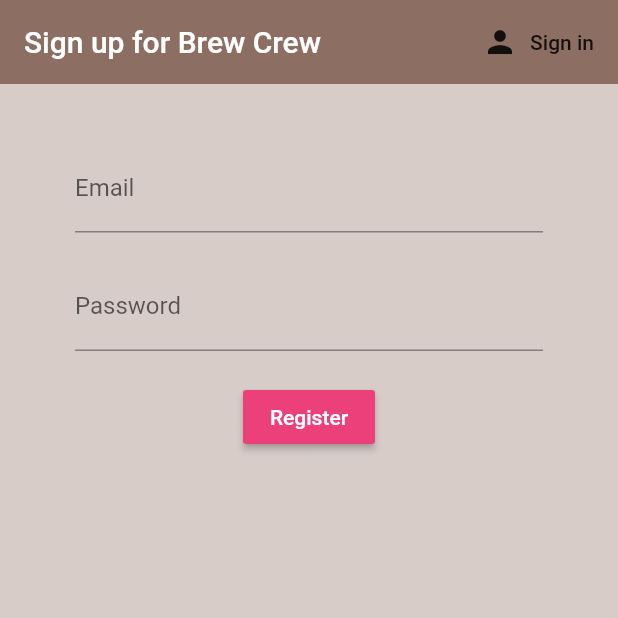
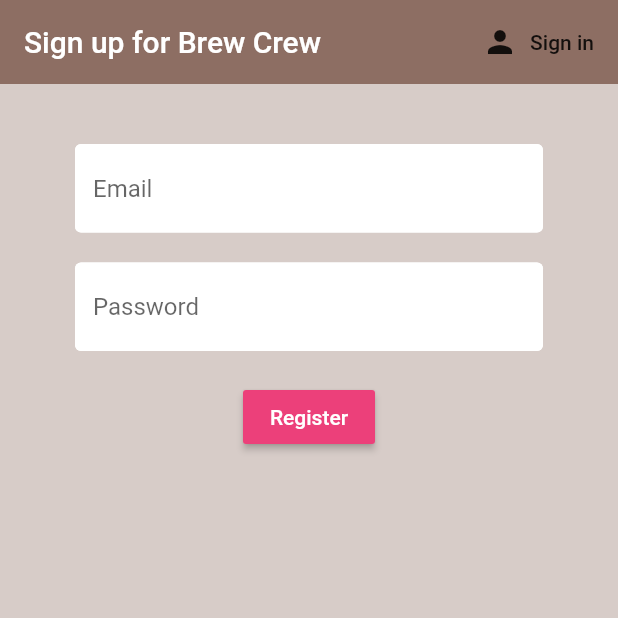
Before and after one commit to jruocco36/FirebaseTest, a Flutter app: the screen it shows after launch, after a tap on "Sign in", after a tap on "Register", on a phone screen of 412 x 824 dp, the top half of it. Run offline on Flutter 3.47's test engine with Material 2 defaults, Android fonts, the phone set to English and light mode, and no system bars; our stand-ins replace firebase_auth; accounts and stored records are empty.

Commit message:
sign in and register text field styling

```diff
--- a/lib/screens/authenticate/register.dart
+++ b/lib/screens/authenticate/register.dart
@@ -1,4 +1,5 @@
 import 'package:flutter/material.dart';
+import 'package:firebase_test/shared/constants.dart';
 import 'package:firebase_test/services/auth.dart';
 
 class Register extends StatefulWidget {
@@ -45,7 +46,7 @@ class _RegisterState extends State<Register> {
             children: <Widget>[
               SizedBox(height: 20.0),
               TextFormField(
-                decoration: InputDecoration(labelText: 'Email'),
+                decoration: textInputDecoration.copyWith(hintText: 'Email'),
                 onChanged: (val) {
                   setState(() => email = val);
                 },
@@ -54,7 +55,7 @@ class _RegisterState extends State<Register> {
               SizedBox(height: 20.0),
               TextFormField(
                 obscureText: true,
-                decoration: InputDecoration(labelText: 'Password'),
+                decoration: textInputDecoration.copyWith(hintText: 'Password'),
                 onChanged: (val) {
                   setState(() => password = val);
                 },
--- a/lib/screens/authenticate/sign_in.dart
+++ b/lib/screens/authenticate/sign_in.dart
@@ -1,4 +1,5 @@
 import 'package:flutter/material.dart';
+import 'package:firebase_test/shared/constants.dart';
 import 'package:firebase_test/services/auth.dart';
 
 class SignIn extends StatefulWidget {
@@ -45,7 +46,7 @@ class _SignInState extends State<SignIn> {
             children: <Widget>[
               SizedBox(height: 20.0),
               TextFormField(
-                decoration: InputDecoration(labelText: 'Email'),
+                decoration: textInputDecoration.copyWith(hintText: 'Email'),
                 onChanged: (val) {
                   setState(() => email = val);
                 },
@@ -54,7 +55,7 @@ class _SignInState extends State<SignIn> {
               SizedBox(height: 20.0),
               TextFormField(
                 obscureText: true,
-                decoration: InputDecoration(labelText: 'Password'),
+                decoration: textInputDecoration.copyWith(hintText: 'Password'),
                 onChanged: (val) {
                   setState(() => password = val);
                 },
--- /dev/null
+++ b/lib/shared/constants.dart
@@ -0,0 +1,18 @@
+import 'package:flutter/material.dart';
+
+const textInputDecoration = InputDecoration(
+  fillColor: Colors.white,
+  filled: true,
+  enabledBorder: OutlineInputBorder(
+    borderSide: BorderSide(
+      color: Colors.white,
+      width: 2.0,
+    ),
+  ),
+  focusedBorder: OutlineInputBorder(
+    borderSide: BorderSide(
+      color: Colors.pink,
+      width: 2.0,
+    ),
+  ),
+);
```
